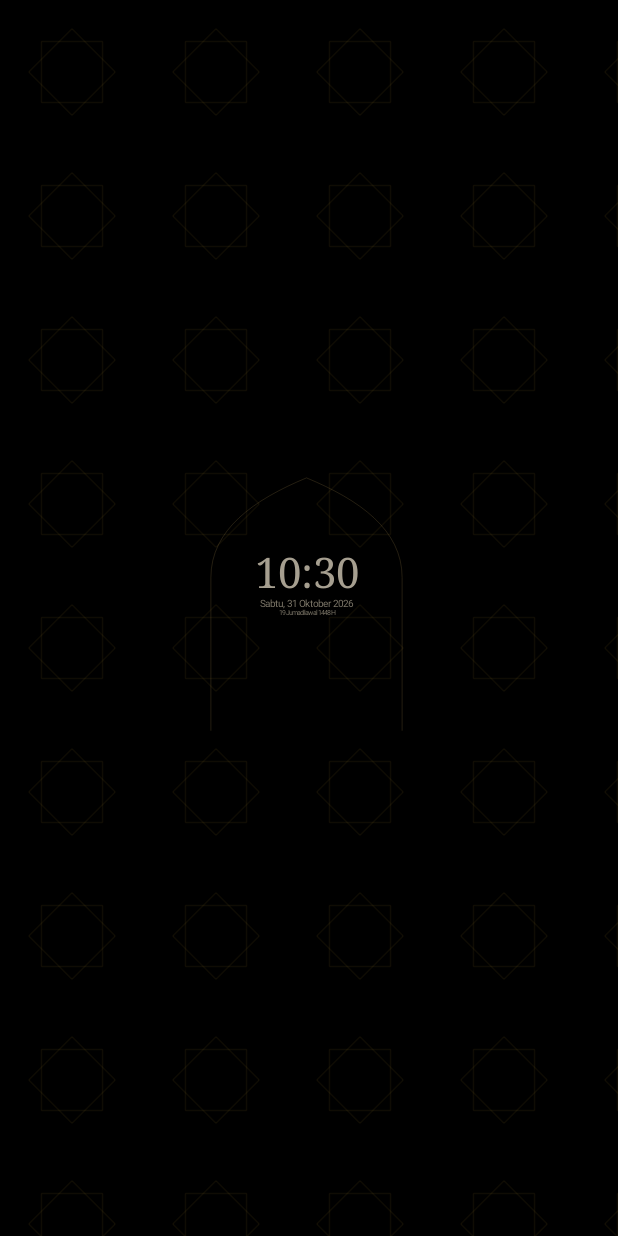
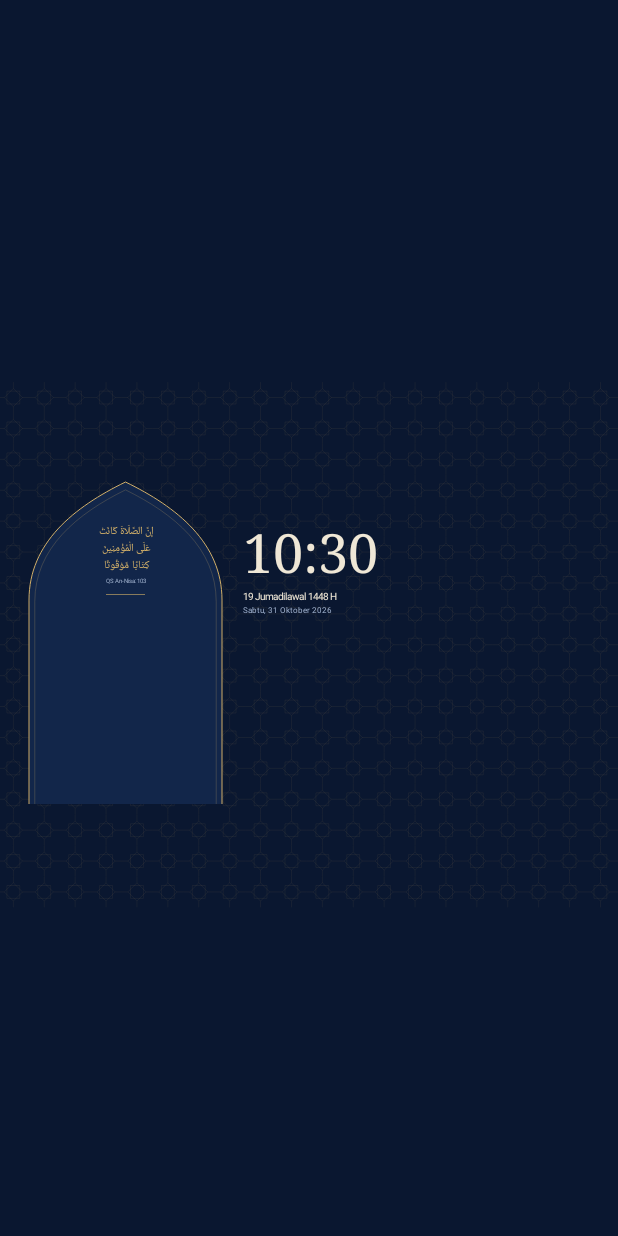
Before and after one commit to stoufam71/adhantv, an Android app built with Jetpack Compose: the composable Screensaver called with empty values, on a phone screen of 412 x 824 dp. Run offline under Robolectric (Android 15) with nearby library versions, the phone set to English and light mode, and no system bars; network calls fail; 3 statements that could not run were skipped.

Commit message:
feat: Afnon home-style screensaver with filled mihrab and lattice ground
- Screensaver: lapis ground with the khatam lattice, a filled double-line
  mihrab holding An-Nisa 4:103 and the next prayer's countdown, and a
  courtyard with the clock, dates and six prayer cells; after Isya the
  cells show tomorrow so the next Subuh is framed
- Adhan card: Afnon's call screen, larger mihrab with hayya 'ala as-salah
- Stage lays both out on Afnon's 1920x1080 grid and scales to any TV;
  the drift moves the lattice too
- Theme takes Afnon's exact tokens; lattice at 14% so it reads on a TV

Verified on the TV with screenshots of the screensaver and adhan card.

Co-Authored-By: Claude Opus 5.5 <noreply@anthropic.com>
Claude-Session: https://claude.ai/code/session_017unWgPhhUdeJojTeRQBa1S

```diff
--- a/app/src/main/java/id/adzantv/dream/Screensaver.kt
+++ b/app/src/main/java/id/adzantv/dream/Screensaver.kt
@@ -3,20 +3,21 @@ package id.adzantv.dream
 import android.icu.text.SimpleDateFormat
 import android.icu.util.ULocale
 import androidx.compose.foundation.background
+import androidx.compose.foundation.border
 import androidx.compose.foundation.layout.Arrangement
 import androidx.compose.foundation.layout.Box
-import androidx.compose.foundation.layout.BoxWithConstraints
 import androidx.compose.foundation.layout.Column
 import androidx.compose.foundation.layout.Row
 import androidx.compose.foundation.layout.Spacer
-import androidx.compose.foundation.layout.fillMaxSize
+import androidx.compose.foundation.layout.fillMaxWidth
 import androidx.compose.foundation.layout.height
 import androidx.compose.foundation.layout.offset
 import androidx.compose.foundation.layout.padding
+import androidx.compose.foundation.layout.size
 import androidx.compose.foundation.layout.width
+import androidx.compose.foundation.shape.RoundedCornerShape
 import androidx.compose.material3.Text
 import androidx.compose.runtime.Composable
-import androidx.compose.runtime.CompositionLocalProvider
 import androidx.compose.runtime.LaunchedEffect
 import androidx.compose.runtime.getValue
 import androidx.compose.runtime.mutableStateOf
@@ -25,23 +26,22 @@ import androidx.compose.runtime.setValue
 import androidx.compose.ui.Alignment
 import androidx.compose.ui.Modifier
 import androidx.compose.ui.graphics.Color
-import androidx.compose.ui.platform.LocalDensity
 import androidx.compose.ui.text.TextStyle
+import androidx.compose.ui.text.font.FontWeight
 import androidx.compose.ui.text.style.TextAlign
-import androidx.compose.ui.unit.Density
 import androidx.compose.ui.unit.dp
+import androidx.compose.ui.unit.em
 import androidx.compose.ui.unit.sp
 import id.adzantv.time.Prayer
 import id.adzantv.time.PrayerClock
 import id.adzantv.time.PrayerTimes
-import id.adzantv.ui.ArchLine
 import id.adzantv.ui.Display
 import id.adzantv.ui.Gold
-import id.adzantv.ui.IslamicPattern
+import id.adzantv.ui.Ivory
+import id.adzantv.ui.Lapis
 import id.adzantv.ui.Mihrab
-import id.adzantv.ui.ScreensaverDim
-import id.adzantv.ui.ScreensaverNext
-import id.adzantv.ui.ScreensaverText
+import id.adzantv.ui.Mist
+import id.adzantv.ui.Stage
 import kotlinx.coroutines.delay
 import java.time.Duration
 import java.time.ZonedDateTime
@@ -52,12 +52,19 @@ import kotlin.math.sin
 
 data class ScreensaverData(val city: String?, val today: PrayerTimes, val tomorrow: PrayerTimes)
 
+/** Lapis-800 at 60% over the ground, solid so the lattice does not show through a faded cell. */
+private val LapisPast = Color(0xFF0F2040)
 private val ID = Locale.forLanguageTag("id-ID")
 private val TIME = DateTimeFormatter.ofPattern("HH:mm")
-private val ARCH_W = 400.dp
-private val ARCH_H = 580.dp // 440:size grid of Mihrab:  400 * 640 / 440 keeps the arc true
 private val NUM = TextStyle(fontFeatureSettings = "tnum") // digits keep their width, so the clock does not jitter
 
+/** An-Nisa 4:103, the verse Afnon sets in its arch: prayer is prescribed at fixed times. */
+private const val VERSE = "إِنَّ الصَّلَاةَ كَانَتْ\nعَلَى الْمُؤْمِنِينَ\nكِتَابًا مَّوْقُوتًا"
+
+/**
+ * Afnon's home composition on a 1920×1080 stage: the mihrab on the left holds the verse and the
+ * next prayer's countdown; the courtyard on the right holds the clock, dates and the day's six times.
+ */
 @Composable
 fun Screensaver(data: ScreensaverData?) {
   var now by remember { mutableStateOf(ZonedDateTime.now()) }
@@ -67,53 +74,25 @@ fun Screensaver(data: ScreensaverData?) {
       now = ZonedDateTime.now()
     }
   }
-  // slow drift against burn-in: a new spot every minute, small enough to keep the arch on screen
+  // slow drift against burn-in: a new spot every minute, inside the 96dp safe margin
   val minute = now.toEpochSecond() / 60
-  val dx = (sin(minute * 1.3) * 40).dp
-  val dy = (sin(minute * 0.7) * 16).dp
-  Box(Modifier.fillMaxSize().background(Color.Black)) {
-    IslamicPattern(Modifier.fillMaxSize(), color = Gold.copy(alpha = 0.07f))
-    BoxWithConstraints(Modifier.fillMaxSize(), contentAlignment = Alignment.Center) {
-      // keep the designed proportions on any TV: everything scales with the smaller dimension.
-      // 1280x720 baseline so the composition fills a real TV instead of drifting small — 1.5x on 1080p, 3x on 4K.
-      val scale = minOf(maxWidth / 1280.dp, maxHeight / 720.dp)
-      val outer = LocalDensity.current
-      CompositionLocalProvider(
-        LocalDensity provides Density(outer.density * scale, outer.fontScale),
-      ) {
-        Column(Modifier.offset(dx, dy), horizontalAlignment = Alignment.CenterHorizontally) {
-          Box {
-            Mihrab(Modifier.width(ARCH_W).height(ARCH_H), color = ArchLine)
+  Stage(dx = (sin(minute * 1.3) * 40).dp, dy = (sin(minute * 0.7) * 24).dp) {
+    // taller than Afnon's 900 so the arch runs off the bottom even at the top of the drift
+    Mihrab(Modifier.offset(96.dp, 120.dp).size(600.dp, 1000.dp))
     Column(
-              Modifier.width(ARCH_W).padding(start = 40.dp, end = 40.dp, top = 150.dp),
+      Modifier.offset(136.dp, 250.dp).width(520.dp),
       horizontalAlignment = Alignment.CenterHorizontally,
     ) {
-              if (data?.city != null) {
-                Text(data.city, color = ScreensaverDim, fontSize = 14.sp, textAlign = TextAlign.Center)
-              }
-              Text(now.format(TIME), color = ScreensaverText, fontSize = 88.sp, fontFamily = Display, style = NUM)
-              Text(now.format(DateTimeFormatter.ofPattern("EEEE, d MMMM yyyy", ID)), color = ScreensaverDim, fontSize = 20.sp)
-              Text(hijri(), color = ScreensaverDim, fontSize = 14.sp, textAlign = TextAlign.Center)
-              Box(Modifier.padding(vertical = 20.dp).width(56.dp).height(1.dp).background(ArchLine))
+      Text(VERSE, color = Gold, fontSize = 34.sp, lineHeight = 1.5.em, fontFamily = Display, textAlign = TextAlign.Center)
+      Text("QS An-Nisa: 103", color = Mist, fontSize = 20.sp, modifier = Modifier.padding(top = 8.dp))
+      Box(Modifier.padding(vertical = 28.dp).width(120.dp).height(2.dp).background(Gold.copy(alpha = 0.6f)))
       when {
         data == null -> {}
-                data.city == null -> Text(
-                  "Atur kota di aplikasi Adzan TV",
-                  color = Gold,
-                  fontSize = 18.sp,
-                  textAlign = TextAlign.Center,
-                )
+        data.city == null -> Text("Atur kota di aplikasi Adzan TV", color = Gold, fontSize = 30.sp, textAlign = TextAlign.Center)
         else -> Next(data, now)
       }
     }
-          }
-          if (data != null && data.city != null) {
-            Spacer(Modifier.height(28.dp))
-            Times(data, now)
-          }
-        }
-      }
-    }
+    Courtyard(data, now)
   }
 }
 
@@ -122,45 +101,82 @@ fun Screensaver(data: ScreensaverData?) {
 private fun Next(data: ScreensaverData, now: ZonedDateTime) {
   val next = PrayerClock.next(data.today, data.tomorrow, now)
   val left = Duration.between(now, next.at).seconds // toMinutesPart() needs API 31; minSdk is 28
-  Text("${next.prayer.label} ${next.at.format(TIME)}", color = ScreensaverNext, fontSize = 22.sp, style = NUM)
+  Text("SHALAT BERIKUTNYA", color = Mist, fontSize = 22.sp, letterSpacing = 0.12.em)
+  Text(next.prayer.label, color = Gold, fontSize = 88.sp, fontFamily = Display, fontWeight = FontWeight.Bold, lineHeight = 1.1.em)
   Text(
-    "dalam %d:%02d:%02d".format(left / 3600, left % 3600 / 60, left % 60),
-    color = ScreensaverDim,
-    fontSize = 18.sp,
+    "%d:%02d:%02d".format(left / 3600, left % 3600 / 60, left % 60),
+    color = Ivory,
+    fontSize = 110.sp,
+    fontFamily = Display,
+    lineHeight = 1.em,
     style = NUM,
   )
+  Text("Adzan pukul ${next.at.format(TIME)}", color = Mist, fontSize = 26.sp, modifier = Modifier.padding(top = 12.dp), style = NUM)
 }
 
 @Composable
-private fun Times(data: ScreensaverData, now: ZonedDateTime) {
-  // the stored day can go stale past midnight; tomorrow then becomes today
-  val today = if (data.today.date < now.toLocalDate()) data.tomorrow else data.today
+private fun Courtyard(data: ScreensaverData?, now: ZonedDateTime) {
+  Column(Modifier.offset(760.dp, 250.dp).width(1064.dp)) {
+    Text(now.format(TIME), color = Ivory, fontSize = 168.sp, fontFamily = Display, lineHeight = 1.em, style = NUM)
+    Text(
+      hijri() + (data?.city?.let { "  ·  $it" } ?: ""),
+      color = Ivory,
+      fontSize = 30.sp,
+      modifier = Modifier.padding(top = 16.dp),
+    )
+    Text(now.format(DateTimeFormatter.ofPattern("EEEE, d MMMM yyyy", ID)), color = Mist, fontSize = 26.sp, modifier = Modifier.padding(top = 8.dp))
+    if (data?.city != null) {
+      Spacer(Modifier.height(80.dp))
+      Cells(data, now)
+    }
+  }
+}
+
+/** Afnon's prayer cells: past ones fade, the next one is a gold frame instead of a fill. */
+@Composable
+private fun Cells(data: ScreensaverData, now: ZonedDateTime) {
+  // show the day the next prayer falls on: after Isya (or a stale stored day) that is tomorrow
   val next = PrayerClock.next(data.today, data.tomorrow, now)
-  Row(horizontalArrangement = Arrangement.spacedBy(44.dp)) {
+  val today = if (next.at.toLocalDate() == data.today.date) data.today else data.tomorrow
+  val shape = RoundedCornerShape(14.dp)
+  Row(Modifier.fillMaxWidth(), horizontalArrangement = Arrangement.spacedBy(12.dp)) {
     Prayer.entries.forEach { p ->
-      val isNext = p == next.prayer && next.at.toLocalDate() == today.date
-      // a bar, not only gold text: marks the next prayer without relying on colour alone
-      Column(horizontalAlignment = Alignment.CenterHorizontally) {
-        Box(
+      val at = today.times[p]
+      val isNext = p == next.prayer
+      val past = !isNext && at != null && !today.date.atTime(at).atZone(now.zone).isAfter(now)
+      val text = when {
+        isNext -> Gold
+        past -> Mist
+        else -> Ivory
+      }
+      Column(
         Modifier
-            .padding(bottom = 4.dp)
-            .width(30.dp)
-            .height(2.dp)
-            .background(if (isNext) ScreensaverNext else Color.Transparent),
+          .weight(1f)
+          .height(156.dp)
+          .then(
+            when {
+              isNext -> Modifier.border(3.dp, Gold, shape)
+              past -> Modifier.background(LapisPast, shape)
+              else -> Modifier.background(Lapis, shape)
+            },
           )
-        Text(p.label, color = if (isNext) ScreensaverNext else ScreensaverDim, fontSize = 16.sp)
+          .padding(horizontal = 20.dp, vertical = 16.dp),
+      ) {
+        // a word, not only gold: marks the next prayer without relying on colour alone
+        Text(if (isNext) "BERIKUT" else "", color = Gold, fontSize = 18.sp, letterSpacing = 0.12.em, modifier = Modifier.weight(1f))
+        Text(p.label, color = text, fontSize = 26.sp, fontWeight = if (isNext) FontWeight.SemiBold else FontWeight.Normal)
         Text(
-          today.times[p]?.format(TIME) ?: "--:--",
-          color = if (isNext) ScreensaverNext else ScreensaverText,
-          fontSize = 22.sp,
+          at?.format(TIME) ?: "--:--",
+          color = text,
+          fontSize = 38.sp,
+          fontWeight = if (isNext) FontWeight.SemiBold else FontWeight.Normal,
           style = NUM,
         )
       }
     }
   }
   if (today.estimated) {
-    Spacer(Modifier.height(20.dp))
-    Text("perkiraan — jadwal Kemenag belum tersedia", color = ScreensaverDim, fontSize = 16.sp)
+    Text("perkiraan — jadwal Kemenag belum tersedia", color = Mist, fontSize = 22.sp, modifier = Modifier.padding(top = 20.dp))
   }
 }
 
--- a/app/src/main/java/id/adzantv/settings/SettingsActivity.kt
+++ b/app/src/main/java/id/adzantv/settings/SettingsActivity.kt
@@ -197,7 +197,7 @@ private fun Screen(
   // Afnon's settings look: whisper pattern over the lapis gradient, content in rounded cards
   Box(Modifier.fillMaxSize()) {
     Box(Modifier.fillMaxSize().background(Brush.verticalGradient(listOf(Lapis, LapisDeep))))
-    IslamicPattern(Modifier.fillMaxSize(), color = Gold.copy(alpha = 0.07f))
+    IslamicPattern(Modifier.fillMaxSize())
     Column(Modifier.fillMaxSize().padding(horizontal = 96.dp, vertical = 28.dp)) {
       Text("Adzan TV", color = Gold, fontSize = 20.sp, letterSpacing = 0.3.em)
       Text("Setelan", color = Mist, fontSize = 14.sp, letterSpacing = 0.2.em)
--- a/app/src/main/java/id/adzantv/ui/IslamicPattern.kt
+++ b/app/src/main/java/id/adzantv/ui/IslamicPattern.kt
@@ -11,18 +11,18 @@ import kotlin.math.ceil
 import kotlin.math.sqrt
 
 /**
- * Khatam lattice: two squares with the same circumradius, one rotated 45°, tiled across the
- * surface — the eight-point star Afnon's pattern asset (#d8b46a12) draws at full opacity.
- * Callers turn it down to a whisper; see Screensaver and AdhanCard for the alphas in use.
+ * Afnon's "star8" khatam lattice on its 96 grid: a 40×40 square and the same square rotated 45°
+ * (an eight-point star), with short bars joining each star to its neighbours.
  */
 @Composable
-fun IslamicPattern(modifier: Modifier = Modifier, tile: Dp = 96.dp, color: Color = ArchLine) {
+fun IslamicPattern(modifier: Modifier = Modifier, tile: Dp = 96.dp, color: Color = PatternLine) {
   Canvas(modifier) {
     val t = tile.toPx()
     if (t < 8f) return@Canvas
-    val s = t * 0.3f // rotated square's circumradius; the axis square's corners sit on the same circle
-    val d = s / sqrt(2f)
-    val w = 1.dp.toPx()
+    val d = t * 20f / 96f // half the square's side
+    val s = d * sqrt(2f) // the rotated square's corners sit on the same circle
+    val bar = t * 20f / 96f
+    val w = 1.5.dp.toPx()
     val cols = ceil(size.width / t).toInt() + 1
     val rows = ceil(size.height / t).toInt() + 1
     for (i in -1..cols) for (j in -1..rows) {
@@ -38,6 +38,11 @@ fun IslamicPattern(modifier: Modifier = Modifier, tile: Dp = 96.dp, color: Color
       drawLine(color, Offset(cx, cy - s), Offset(cx + s, cy), w)
       drawLine(color, Offset(cx + s, cy), Offset(cx, cy + s), w)
       drawLine(color, Offset(cx, cy + s), Offset(cx - s, cy), w)
+      // bars to the tile edges, so neighbouring stars link into one lattice
+      drawLine(color, Offset(cx - t / 2, cy), Offset(cx - t / 2 + bar, cy), w)
+      drawLine(color, Offset(cx + t / 2 - bar, cy), Offset(cx + t / 2, cy), w)
+      drawLine(color, Offset(cx, cy - t / 2), Offset(cx, cy - t / 2 + bar), w)
+      drawLine(color, Offset(cx, cy + t / 2 - bar), Offset(cx, cy + t / 2), w)
     }
   }
 }
--- a/app/src/main/java/id/adzantv/ui/Mihrab.kt
+++ b/app/src/main/java/id/adzantv/ui/Mihrab.kt
@@ -10,21 +10,30 @@ import androidx.compose.ui.unit.Dp
 import androidx.compose.ui.unit.dp
 
 /**
- * Afnon's mihrab outline: open at the bottom, drawn on its 440×640 design grid and scaled to the canvas.
- * Size the canvas with the modifier.
+ * Afnon's home-screen mihrab: a filled ogee arch with a gold outline and a second, inset line,
+ * drawn on its 600×900 design grid and scaled to the canvas. The sides stay open at the bottom.
  */
 @Composable
-fun Mihrab(modifier: Modifier = Modifier, color: Color = ArchLine, stroke: Dp = 1.dp) {
+fun Mihrab(
+  modifier: Modifier = Modifier,
+  line: Color = Gold,
+  stroke: Dp = 3.dp,
+  fill: Color = Lapis,
+  inner: Color = ArchInner,
+) {
   Canvas(modifier) {
-    val sx = size.width / 440f
-    val sy = size.height / 640f
-    val path = Path().apply {
-      moveTo(2 * sx, 580 * sy)
-      lineTo(2 * sx, 230 * sy)
-      cubicTo(2 * sx, 120 * sy, 100 * sx, 52 * sy, 220 * sx, 2 * sy)
-      cubicTo(340 * sx, 52 * sy, 438 * sx, 120 * sy, 438 * sx, 230 * sy)
-      lineTo(438 * sx, 580 * sy)
+    val sx = size.width / 600f
+    val sy = size.height / 900f
+    fun arch(inset: Float, top: Float) = Path().apply {
+      moveTo(inset * sx, 900 * sy)
+      lineTo(inset * sx, (330 + inset / 4.5f) * sy)
+      cubicTo(inset * sx, (170 + inset * 0.8f) * sy, (140 + inset * 0.6f) * sx, (70 + inset) * sy, 300 * sx, top * sy)
+      cubicTo((460 - inset * 0.6f) * sx, (70 + inset) * sy, (600 - inset) * sx, (170 + inset * 0.8f) * sy, (600 - inset) * sx, (330 + inset / 4.5f) * sy)
+      lineTo((600 - inset) * sx, 900 * sy)
     }
-    drawPath(path, color, style = Stroke(width = stroke.toPx()))
+    val outer = arch(0f, 0f)
+    drawPath(Path().apply { addPath(outer); close() }, fill)
+    drawPath(outer, line, style = Stroke(width = stroke.toPx()))
+    drawPath(arch(18f, 22f), inner, style = Stroke(width = 1.5.dp.toPx()))
   }
 }
--- /dev/null
+++ b/app/src/main/java/id/adzantv/ui/Stage.kt
@@ -0,0 +1,36 @@
+package id.adzantv.ui
+
+import androidx.compose.foundation.background
+import androidx.compose.foundation.layout.Box
+import androidx.compose.foundation.layout.BoxScope
+import androidx.compose.foundation.layout.BoxWithConstraints
+import androidx.compose.foundation.layout.fillMaxSize
+import androidx.compose.foundation.layout.offset
+import androidx.compose.foundation.layout.requiredSize
+import androidx.compose.runtime.Composable
+import androidx.compose.runtime.CompositionLocalProvider
+import androidx.compose.ui.Alignment
+import androidx.compose.ui.Modifier
+import androidx.compose.ui.platform.LocalDensity
+import androidx.compose.ui.unit.Density
+import androidx.compose.ui.unit.Dp
+import androidx.compose.ui.unit.dp
+
+/**
+ * A 1920×1080 stage on Afnon's lattice ground, scaled to fit any TV, so content can be placed with
+ * Afnon's own pixel coordinates as dp. [dx]/[dy] shift everything, lattice included, against burn-in.
+ */
+@Composable
+fun Stage(dx: Dp = 0.dp, dy: Dp = 0.dp, content: @Composable BoxScope.() -> Unit) {
+  BoxWithConstraints(Modifier.fillMaxSize().background(LapisDeep), contentAlignment = Alignment.Center) {
+    val scale = minOf(maxWidth / 1920.dp, maxHeight / 1080.dp)
+    val outer = LocalDensity.current
+    CompositionLocalProvider(LocalDensity provides Density(outer.density * scale, outer.fontScale)) {
+      Box(Modifier.requiredSize(1920.dp, 1080.dp).offset(dx, dy)) {
+        // overdraw past the stage edges so the drift never exposes a bare border
+        IslamicPattern(Modifier.requiredSize(2112.dp, 1272.dp).align(Alignment.Center))
+        content()
+      }
+    }
+  }
+}
--- a/app/src/main/java/id/adzantv/ui/Theme.kt
+++ b/app/src/main/java/id/adzantv/ui/Theme.kt
@@ -4,21 +4,18 @@ import androidx.compose.material3.darkColorScheme
 import androidx.compose.ui.graphics.Color
 import androidx.compose.ui.text.font.FontFamily
 
-/** Afnon-like "Mihrab" palette: lapis and gold. */
-val Lapis = Color(0xFF0E2A5C)
-val LapisDeep = Color(0xFF061631)
-val Gold = Color(0xFFD4AF37)
-val Ivory = Color(0xFFF3EBD3)
+/** Afnon's "Mihrab" palette: lapis ground, lapis-800 surfaces, gold lines, plaster text. */
+val LapisDeep = Color(0xFF0A1730) // lapis-950, the ground
+val Lapis = Color(0xFF12264A) // lapis-800, the arch fill and cells
+val Gold = Color(0xFFD8B46A)
+val GoldLight = Color(0xFFF0D79C) // gold-200, the call screen's arch edge
+val Ivory = Color(0xFFEFE7D6) // plaster-100
+val ArchInner = Color(0x73D8B46A) // the arch's inner line, gold at 45%
+val PatternLine = Color(0x24D8B46A) // khatam lattice, gold at 14%: Afnon uses 7%, too faint to read on a TV across the room
 
-/** Screensaver tones from Afnon: warm grey on black, so a dark room is not hit by a white clock. */
-val ScreensaverText = Color(0xFFA69F90)
-val ScreensaverDim = Color(0xFF7D7769)
-val ScreensaverNext = Color(0xFFB8A578)
-val ArchLine = Color(0x59D8B46A) // Afnon's screensaver arch line, gold at 35%
-
-/** Secondary text on lapis; ScreensaverDim fails 4.5:1 on the adhan card's blue. */
+/** Secondary text on lapis (4.5:1 on lapis-800). */
 val Mist = Color(0xFF9FB0CC)
-val LineSoft = Color(0x59F3EBD3)
+val LineSoft = Color(0x40EFE7D6)
 
 /** Afnon sets its display type in Marcellus; the system serif is the closest weight without shipping a font. */
 val Display = FontFamily.Serif
```
Also changed, not shown: app/src/main/java/id/adzantv/ui/AdhanCard.kt (+20 -28 lines). Lines whose indentation alone changed are shown as unchanged.
